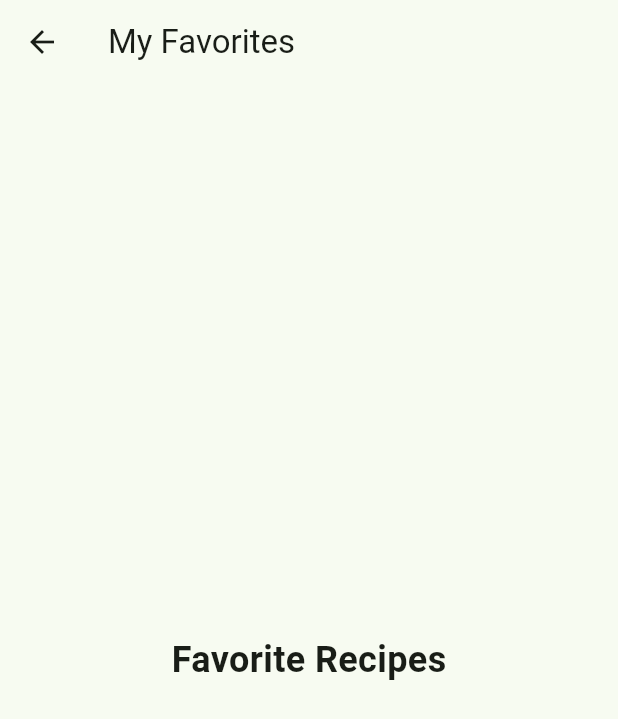
After one commit to Elia-Helou/flutter_project, a Flutter app: the FavoritesScreen screen opened directly, on a phone screen of 412 x 824 dp. The commit adds this screen. Shown: the top 719 px of the screen. Run offline on Flutter 3.47's test engine with Material 3 defaults, Android fonts, the light colour scheme and no system bars; our stand-ins replace flutter_dotenv; missing offline and left inert: bcrypt, postgres.

Commit message:
Create favorites page

```diff
--- /dev/null
+++ b/lib/screens/favorites_screen.dart
@@ -0,0 +1,23 @@
+import 'package:flutter/material.dart';
+
+class FavoritesScreen extends StatelessWidget {
+  const FavoritesScreen({Key? key}) : super(key: key);
+
+  @override
+  Widget build(BuildContext context) {
+    return Scaffold(
+      appBar: AppBar(
+        title: const Text('My Favorites'),
+      ),
+      body: const Center(
+        child: Text(
+          'Favorite Recipes',
+          style: TextStyle(
+            fontSize: 24,
+            fontWeight: FontWeight.bold,
+          ),
+        ),
+      ),
+    );
+  }
+}
```
Also changed, not shown: lib/screens/home_screen.dart (+10 -6 lines).
